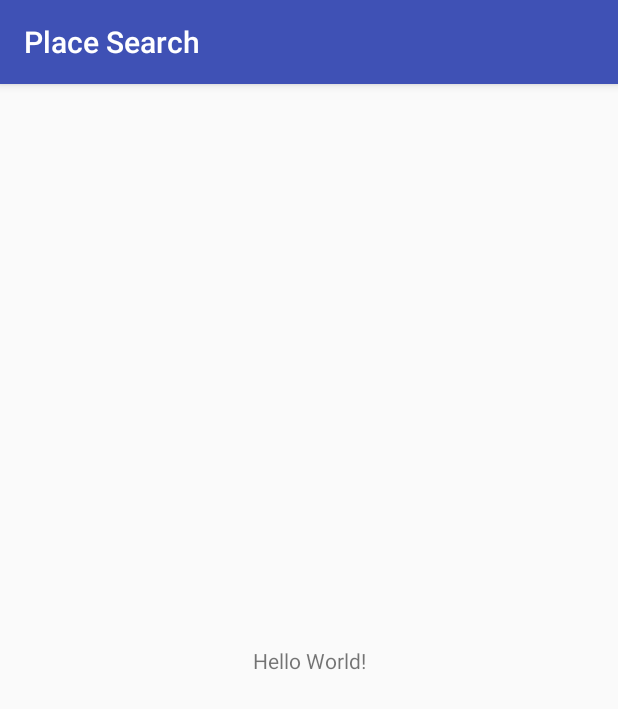
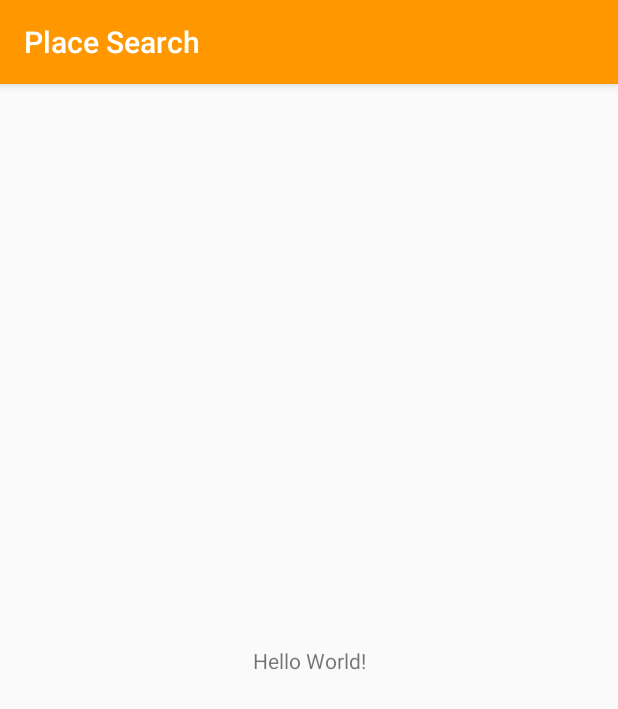
Before and after one commit to doneill/android-samples, an Android app: the screen it shows after launch (MainActivity), on a phone screen of 412 x 824 dp. Shown: the top 709 px of the screen. Run offline under Robolectric (Android 15) with nearby library versions, the light colour scheme and no system bars.

Commit message:
update colors

```diff
--- a/places-earch/src/main/res/values/colors.xml
+++ b/places-earch/src/main/res/values/colors.xml
@@ -1,6 +1,6 @@
 <?xml version="1.0" encoding="utf-8"?>
 <resources>
-    <color name="colorPrimary">#3F51B5</color>
-    <color name="colorPrimaryDark">#303F9F</color>
-    <color name="colorAccent">#FF4081</color>
+    <color name="colorPrimary">#FF9800</color>
+    <color name="colorPrimaryDark">#F57C00</color>
+    <color name="colorAccent">#4CAF50</color>
 </resources>
```
